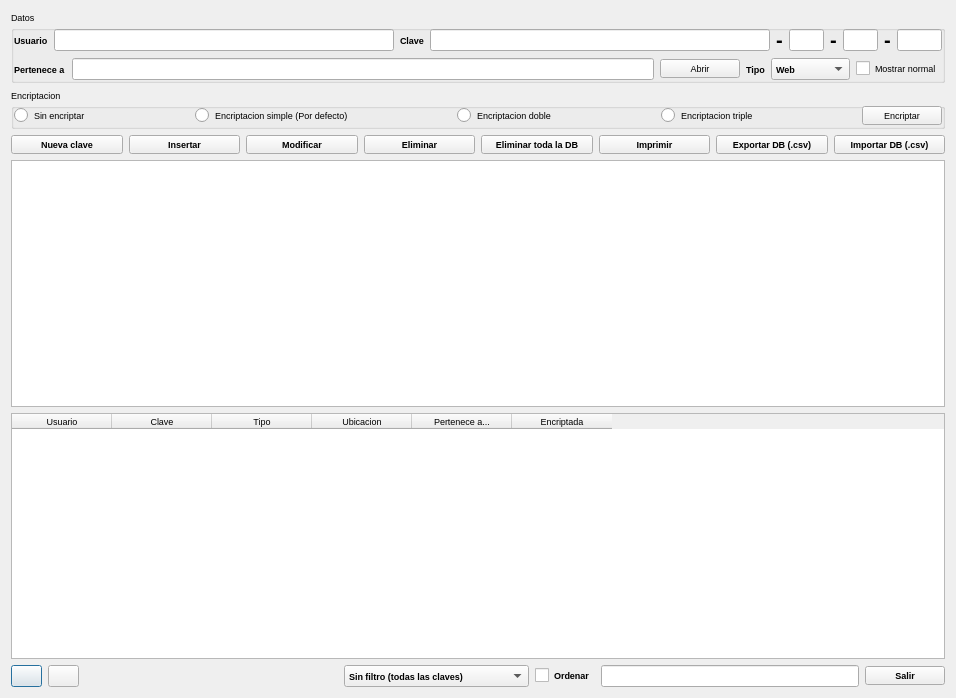
Old version of the form dbclaves.ui in the repository kapyderi/recoverdrake-v3.
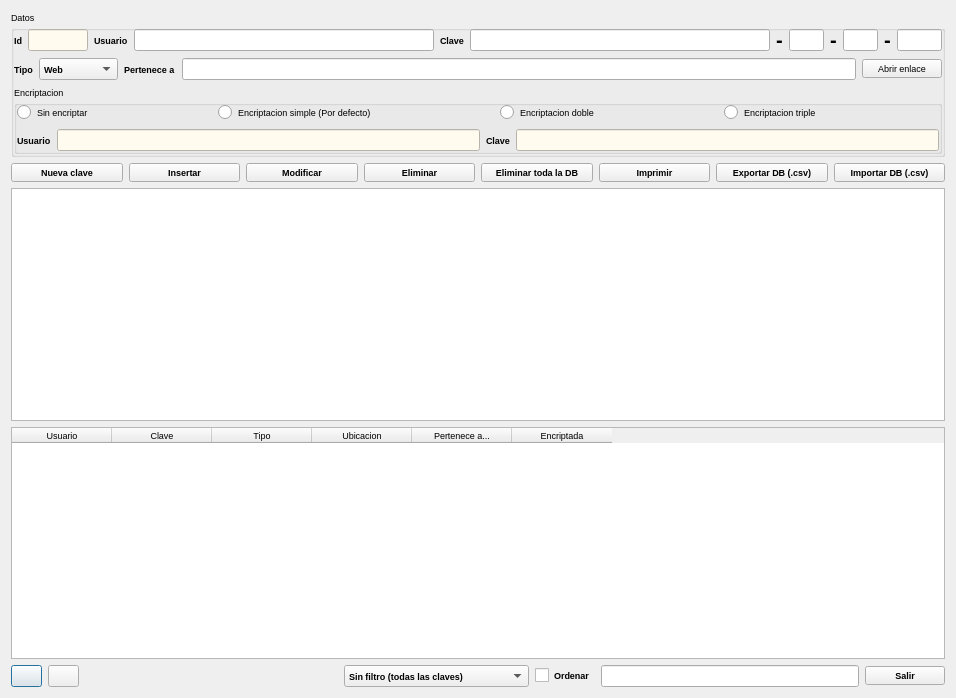
New version of the form. Icons and pictures are not drawn.

```diff
--- a/dbclaves.ui
+++ b/dbclaves.ui
@@ -23,7 +23,7 @@
     <normaloff>:/Imagenes/security-mdk.png</normaloff>:/Imagenes/security-mdk.png</iconset>
   </property>
   <layout class="QGridLayout" name="gridLayout_8">
-   <item row="5" column="0" colspan="2">
+   <item row="6" column="0" colspan="2">
     <layout class="QGridLayout" name="gridLayout_5">
      <item row="0" column="0">
       <widget class="QPushButton" name="pushButton_7">
@@ -201,7 +201,7 @@
      </item>
     </layout>
    </item>
-   <item row="2" column="0" colspan="2">
+   <item row="3" column="0" colspan="2">
     <layout class="QGridLayout" name="gridLayout_4">
      <item row="0" column="0">
       <widget class="QPushButton" name="pushButton_6">
@@ -376,130 +376,7 @@
      </item>
     </layout>
    </item>
-   <item row="1" column="0" colspan="2">
-    <widget class="QGroupBox" name="groupBox">
-     <property name="font">
-      <font>
-       <pointsize>7</pointsize>
-      </font>
-     </property>
-     <property name="title">
-      <string>Encriptacion</string>
-     </property>
-     <layout class="QGridLayout" name="gridLayout">
-      <property name="leftMargin">
-       <number>0</number>
-      </property>
-      <property name="topMargin">
-       <number>0</number>
-      </property>
-      <property name="rightMargin">
-       <number>0</number>
-      </property>
-      <property name="bottomMargin">
-       <number>0</number>
-      </property>
-      <item row="0" column="0">
-       <widget class="QRadioButton" name="radioButton">
-        <property name="text">
-         <string>Sin encriptar</string>
-        </property>
-       </widget>
-      </item>
-      <item row="0" column="4">
-       <widget class="QRadioButton" name="radioButton_3">
-        <property name="text">
-         <string>Encriptacion doble</string>
-        </property>
-       </widget>
-      </item>
-      <item row="0" column="2">
-       <widget class="QRadioButton" name="radioButton_2">
-        <property name="text">
-         <string>Encriptacion simple (Por defecto)</string>
-        </property>
-       </widget>
-      </item>
-      <item row="0" column="6">
-       <widget class="QRadioButton" name="radioButton_4">
-        <property name="text">
-         <string>Encriptacion triple</string>
-        </property>
-       </widget>
-      </item>
-      <item row="0" column="3">
-       <spacer name="horizontalSpacer_4">
-        <property name="orientation">
-         <enum>Qt::Horizontal</enum>
-        </property>
-        <property name="sizeHint" stdset="0">
-         <size>
-          <width>40</width>
-          <height>20</height>
-         </size>
-        </property>
-       </spacer>
-      </item>
-      <item row="0" column="7">
-       <spacer name="horizontalSpacer_3">
-        <property name="orientation">
-         <enum>Qt::Horizontal</enum>
-        </property>
-        <property name="sizeHint" stdset="0">
-         <size>
-          <width>40</width>
-          <height>20</height>
-         </size>
-        </property>
-       </spacer>
-      </item>
-      <item row="0" column="8">
-       <widget class="QPushButton" name="pushButton_13">
-        <property name="text">
-         <string>Encriptar</string>
-        </property>
-        <property name="icon">
-         <iconset resource="recoverdrake.qrc">
-          <normaloff>:/Imagenes/Fondo.png</normaloff>:/Imagenes/Fondo.png</iconset>
-        </property>
-        <property name="iconSize">
-         <size>
-          <width>25</width>
-          <height>25</height>
-         </size>
-        </property>
-       </widget>
-      </item>
-      <item row="0" column="1">
-       <spacer name="horizontalSpacer_2">
-        <property name="orientation">
-         <enum>Qt::Horizontal</enum>
-        </property>
-        <property name="sizeHint" stdset="0">
-         <size>
-          <width>40</width>
-          <height>20</height>
-         </size>
-        </property>
-       </spacer>
-      </item>
-      <item row="0" column="5">
-       <spacer name="horizontalSpacer_5">
-        <property name="orientation">
-         <enum>Qt::Horizontal</enum>
-        </property>
-        <property name="sizeHint" stdset="0">
-         <size>
-          <width>40</width>
-          <height>20</height>
-         </size>
-        </property>
-       </spacer>
-      </item>
-     </layout>
-    </widget>
-   </item>
-   <item row="3" column="0" colspan="2">
+   <item row="4" column="0" colspan="2">
     <widget class="QTableView" name="tableView">
      <property name="styleSheet">
       <string notr="true">font: 7pt &quot;Sans Serif&quot;;
@@ -539,7 +416,7 @@
       </property>
       <item row="0" column="0">
        <layout class="QGridLayout" name="gridLayout_2">
-        <item row="0" column="11">
+        <item row="0" column="13">
          <widget class="QLabel" name="label_6">
           <property name="font">
            <font>
@@ -553,7 +430,7 @@
           </property>
          </widget>
         </item>
-        <item row="0" column="4">
+        <item row="0" column="6">
          <widget class="QLabel" name="label_4">
           <property name="font">
            <font>
@@ -567,7 +444,7 @@
           </property>
          </widget>
         </item>
-        <item row="0" column="0">
+        <item row="0" column="2">
          <widget class="QLabel" name="label">
           <property name="font">
            <font>
@@ -581,7 +458,7 @@
           </property>
          </widget>
         </item>
-        <item row="0" column="1">
+        <item row="0" column="3">
          <widget class="QLineEdit" name="lineEdit">
           <property name="font">
            <font>
@@ -592,18 +469,18 @@
           </property>
          </widget>
         </item>
-        <item row="0" column="3">
-         <widget class="QLineEdit" name="lineEdit_2">
-          <property name="font">
-           <font>
-            <pointsize>7</pointsize>
-            <weight>75</weight>
-            <bold>true</bold>
-           </font>
-          </property>
-         </widget>
-        </item>
         <item row="0" column="5">
+         <widget class="QLineEdit" name="lineEdit_2">
+          <property name="font">
+           <font>
+            <pointsize>7</pointsize>
+            <weight>75</weight>
+            <bold>true</bold>
+           </font>
+          </property>
+         </widget>
+        </item>
+        <item row="0" column="7">
          <widget class="QLineEdit" name="lineEdit_3">
           <property name="minimumSize">
            <size>
@@ -625,7 +502,7 @@
           </property>
          </widget>
         </item>
-        <item row="0" column="2">
+        <item row="0" column="4">
          <widget class="QLabel" name="label_2">
           <property name="font">
            <font>
@@ -639,7 +516,7 @@
           </property>
          </widget>
         </item>
-        <item row="0" column="6">
+        <item row="0" column="8">
          <widget class="QLabel" name="label_5">
           <property name="font">
            <font>
@@ -653,29 +530,29 @@
           </property>
          </widget>
         </item>
-        <item row="0" column="10">
-         <widget class="QLineEdit" name="lineEdit_4">
-          <property name="minimumSize">
-           <size>
-            <width>35</width>
-            <height>0</height>
-           </size>
-          </property>
-          <property name="maximumSize">
-           <size>
-            <width>35</width>
-            <height>16777215</height>
-           </size>
-          </property>
-          <property name="alignment">
-           <set>Qt::AlignCenter</set>
-          </property>
-          <property name="readOnly">
-           <bool>true</bool>
-          </property>
-         </widget>
-        </item>
         <item row="0" column="12">
+         <widget class="QLineEdit" name="lineEdit_4">
+          <property name="minimumSize">
+           <size>
+            <width>35</width>
+            <height>0</height>
+           </size>
+          </property>
+          <property name="maximumSize">
+           <size>
+            <width>35</width>
+            <height>16777215</height>
+           </size>
+          </property>
+          <property name="alignment">
+           <set>Qt::AlignCenter</set>
+          </property>
+          <property name="readOnly">
+           <bool>true</bool>
+          </property>
+         </widget>
+        </item>
+        <item row="0" column="14">
          <widget class="QLineEdit" name="lineEdit_5">
           <property name="minimumSize">
            <size>
@@ -697,12 +574,45 @@
           </property>
          </widget>
         </item>
+        <item row="0" column="0">
+         <widget class="QLabel" name="label_8">
+          <property name="font">
+           <font>
+            <weight>75</weight>
+            <bold>true</bold>
+           </font>
+          </property>
+          <property name="text">
+           <string>Id</string>
+          </property>
+         </widget>
+        </item>
+        <item row="0" column="1">
+         <widget class="QLineEdit" name="lineEdit_7">
+          <property name="maximumSize">
+           <size>
+            <width>60</width>
+            <height>16777215</height>
+           </size>
+          </property>
+          <property name="styleSheet">
+           <string notr="true">color: rgb(0, 0, 255);
+background-color: rgb(255, 251, 239);</string>
+          </property>
+          <property name="alignment">
+           <set>Qt::AlignCenter</set>
+          </property>
+          <property name="readOnly">
+           <bool>true</bool>
+          </property>
+         </widget>
+        </item>
        </layout>
       </item>
       <item row="1" column="0">
        <layout class="QGridLayout" name="gridLayout_6">
-        <item row="0" column="4">
-         <widget class="QComboBox" name="comboBox_2">
+        <item row="0" column="0">
+         <widget class="QLabel" name="label_3">
           <property name="font">
            <font>
             <pointsize>7</pointsize>
@@ -710,39 +620,12 @@
             <bold>true</bold>
            </font>
           </property>
-          <item>
-           <property name="text">
-            <string>Web</string>
-           </property>
-          </item>
-          <item>
-           <property name="text">
-            <string>Banco</string>
-           </property>
-          </item>
-          <item>
-           <property name="text">
-            <string>Movil</string>
-           </property>
-          </item>
-          <item>
-           <property name="text">
-            <string>Ordenador</string>
-           </property>
-          </item>
-          <item>
-           <property name="text">
-            <string>Caja fuerte</string>
-           </property>
-          </item>
-          <item>
-           <property name="text">
-            <string>Otros</string>
-           </property>
-          </item>
+          <property name="text">
+           <string>Tipo</string>
+          </property>
          </widget>
         </item>
-        <item row="0" column="0">
+        <item row="0" column="2">
          <widget class="QLabel" name="label_7">
           <property name="font">
            <font>
@@ -755,34 +638,13 @@
           </property>
          </widget>
         </item>
-        <item row="0" column="1">
+        <item row="0" column="3">
          <widget class="QLineEdit" name="lineEdit_6"/>
         </item>
-        <item row="0" column="3">
-         <widget class="QLabel" name="label_3">
-          <property name="font">
-           <font>
-            <pointsize>7</pointsize>
-            <weight>75</weight>
-            <bold>true</bold>
-           </font>
-          </property>
-          <property name="text">
-           <string>Tipo</string>
-          </property>
-         </widget>
-        </item>
-        <item row="0" column="7">
-         <widget class="QCheckBox" name="checkBox">
-          <property name="text">
-           <string>Mostrar normal</string>
-          </property>
-         </widget>
-        </item>
-        <item row="0" column="2">
+        <item row="0" column="4">
          <widget class="QPushButton" name="pushButton_10">
           <property name="text">
-           <string>Abrir</string>
+           <string>Abrir enlace</string>
           </property>
           <property name="icon">
            <iconset resource="recoverdrake.qrc">
@@ -796,12 +658,215 @@
           </property>
          </widget>
         </item>
+        <item row="0" column="1">
+         <widget class="QComboBox" name="comboBox_2">
+          <property name="font">
+           <font>
+            <pointsize>7</pointsize>
+            <weight>75</weight>
+            <bold>true</bold>
+           </font>
+          </property>
+          <item>
+           <property name="text">
+            <string>Web</string>
+           </property>
+          </item>
+          <item>
+           <property name="text">
+            <string>Banco</string>
+           </property>
+          </item>
+          <item>
+           <property name="text">
+            <string>Movil</string>
+           </property>
+          </item>
+          <item>
+           <property name="text">
+            <string>Ordenador</string>
+           </property>
+          </item>
+          <item>
+           <property name="text">
+            <string>Caja fuerte</string>
+           </property>
+          </item>
+          <item>
+           <property name="text">
+            <string>Otros</string>
+           </property>
+          </item>
+         </widget>
+        </item>
        </layout>
       </item>
+      <item row="2" column="0">
+       <widget class="QGroupBox" name="groupBox">
+        <property name="font">
+         <font>
+          <pointsize>7</pointsize>
+         </font>
+        </property>
+        <property name="title">
+         <string>Encriptacion</string>
+        </property>
+        <layout class="QGridLayout" name="gridLayout_7">
+         <property name="leftMargin">
+          <number>0</number>
+         </property>
+         <property name="topMargin">
+          <number>0</number>
+         </property>
+         <property name="rightMargin">
+          <number>0</number>
+         </property>
+         <property name="bottomMargin">
+          <number>0</number>
+         </property>
+         <item row="0" column="0" rowspan="2" colspan="2">
+          <layout class="QGridLayout" name="gridLayout">
+           <item row="0" column="0">
+            <widget class="QRadioButton" name="radioButton">
+             <property name="text">
+              <string>Sin encriptar</string>
+             </property>
+            </widget>
+           </item>
+           <item row="0" column="1">
+            <spacer name="horizontalSpacer_2">
+             <property name="orientation">
+              <enum>Qt::Horizontal</enum>
+             </property>
+             <property name="sizeHint" stdset="0">
+              <size>
+               <width>40</width>
+               <height>20</height>
+              </size>
+             </property>
+            </spacer>
+           </item>
+           <item row="0" column="2">
+            <widget class="QRadioButton" name="radioButton_2">
+             <property name="text">
+              <string>Encriptacion simple (Por defecto)</string>
+             </property>
+            </widget>
+           </item>
+           <item row="0" column="3">
+            <spacer name="horizontalSpacer_4">
+             <property name="orientation">
+              <enum>Qt::Horizontal</enum>
+             </property>
+             <property name="sizeHint" stdset="0">
+              <size>
+               <width>40</width>
+               <height>20</height>
+              </size>
+             </property>
+            </spacer>
+           </item>
+           <item row="0" column="4">
+            <widget class="QRadioButton" name="radioButton_3">
+             <property name="text">
+              <string>Encriptacion doble</string>
+             </property>
+            </widget>
+           </item>
+           <item row="0" column="5">
+            <spacer name="horizontalSpacer_5">
+             <property name="orientation">
+              <enum>Qt::Horizontal</enum>
+             </property>
+             <property name="sizeHint" stdset="0">
+              <size>
+               <width>40</width>
+               <height>20</height>
+              </size>
+             </property>
+            </spacer>
+           </item>
+           <item row="0" column="6">
+            <widget class="QRadioButton" name="radioButton_4">
+             <property name="text">
+              <string>Encriptacion triple</string>
+             </property>
+            </widget>
+           </item>
+           <item row="0" column="7">
+            <spacer name="horizontalSpacer_3">
+             <property name="orientation">
+              <enum>Qt::Horizontal</enum>
+             </property>
+             <property name="sizeHint" stdset="0">
+              <size>
+               <width>40</width>
+               <height>20</height>
+              </size>
+             </property>
+            </spacer>
+           </item>
+          </layout>
+         </item>
+         <item row="2" column="0" colspan="2">
+          <layout class="QGridLayout" name="gridLayout_3">
+           <item row="0" column="2">
+            <widget class="QLabel" name="label_9">
+             <property name="font">
+              <font>
+               <weight>75</weight>
+               <bold>true</bold>
+              </font>
+             </property>
+             <property name="text">
+              <string>Clave</string>
+             </property>
+            </widget>
+           </item>
+           <item row="0" column="0">
+            <widget class="QLabel" name="label_10">
+             <property name="font">
+              <font>
+               <weight>75</weight>
+               <bold>true</bold>
+              </font>
+             </property>
+             <property name="text">
+              <string>Usuario</string>
+             </property>
+            </widget>
+           </item>
+           <item row="0" column="1">
+            <widget class="QLineEdit" name="lineEdit_9">
+             <property name="styleSheet">
+              <string notr="true">color: rgb(0, 0, 255);
+background-color: rgb(255, 251, 239);</string>
+             </property>
+             <property name="readOnly">
+              <bool>true</bool>
+             </property>
+            </widget>
+           </item>
+           <item row="0" column="3">
+            <widget class="QLineEdit" name="lineEdit_10">
+             <property name="styleSheet">
+              <string notr="true">color: rgb(0, 0, 255);
+background-color: rgb(255, 251, 239);</string>
+             </property>
+             <property name="readOnly">
+              <bool>true</bool>
+             </property>
+            </widget>
+           </item>
+          </layout>
+         </item>
+        </layout>
+       </widget>
+      </item>
      </layout>
     </widget>
    </item>
-   <item row="4" column="0" colspan="2">
+   <item row="5" column="0" colspan="2">
     <widget class="QTableWidget" name="tableWidget">
      <property name="editTriggers">
       <set>QAbstractItemView::NoEditTriggers</set>
```
Left out of the diff: 31 changed lines with no effect on the pictures.
